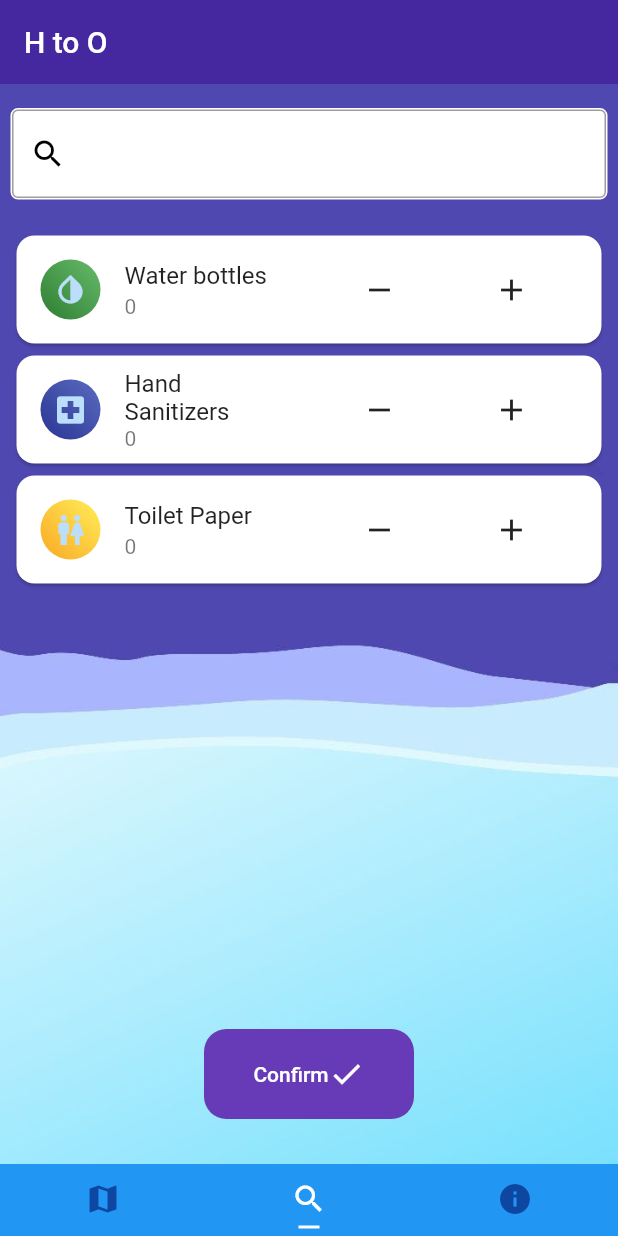
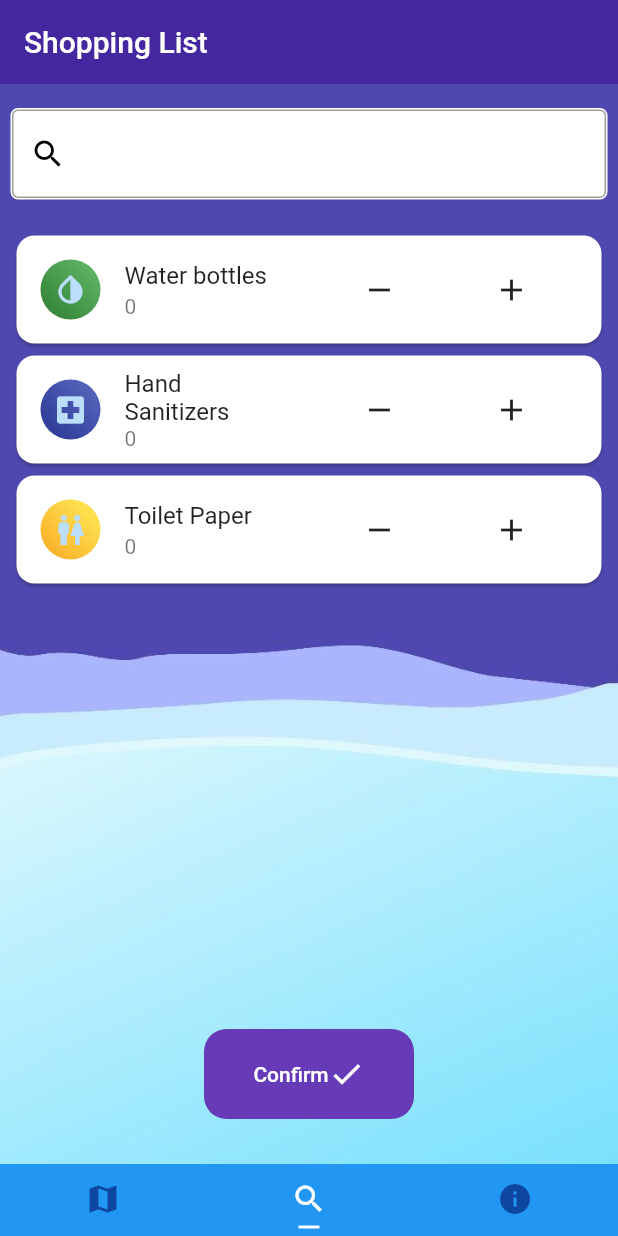
Before and after one commit to SaurontheMighty/HtoO, a Flutter app: the screen it shows after launch, item 2 of the bottom bar chosen, on a phone screen of 412 x 824 dp. Run offline on Flutter 3.47's test engine with Material 2 defaults, Android fonts, the phone set to English and light mode, and no system bars; our stand-ins replace cloud_firestore, google_maps_flutter; accounts and stored records are empty.

Commit message:
Minor Appbar edit

```diff
--- a/lib/items.dart
+++ b/lib/items.dart
@@ -146,7 +146,7 @@ class _ItemsState extends State<Items> {
       appBar: AppBar(
             elevation: 0,
             title: Text(
-              'H to O'),
+              'Shopping List'),
               backgroundColor: Colors.deepPurple[800],
               automaticallyImplyLeading: false,
 
--- a/lib/tips.dart
+++ b/lib/tips.dart
@@ -26,7 +26,7 @@ _launchURL() async {
     // );
     return Scaffold(
       appBar: AppBar(
-        title: Text('H to O'),
+        title: Text('Tips'),
         elevation: 0,
         backgroundColor: Colors.deepPurple[800],
         actions: <Widget>[
```
